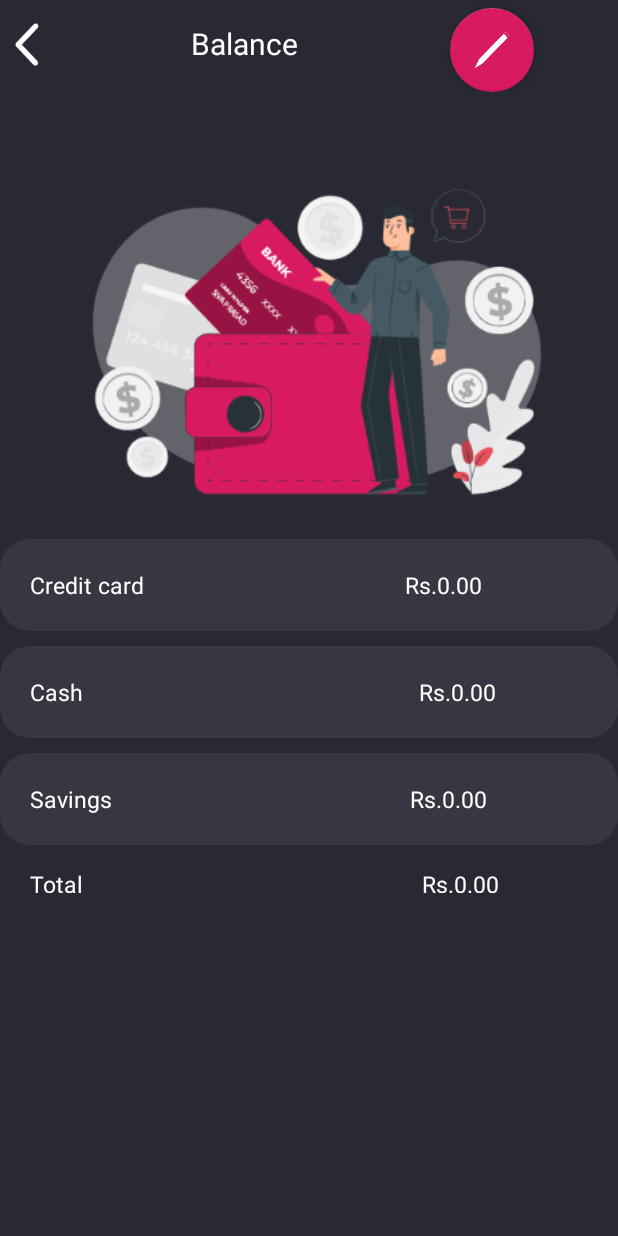
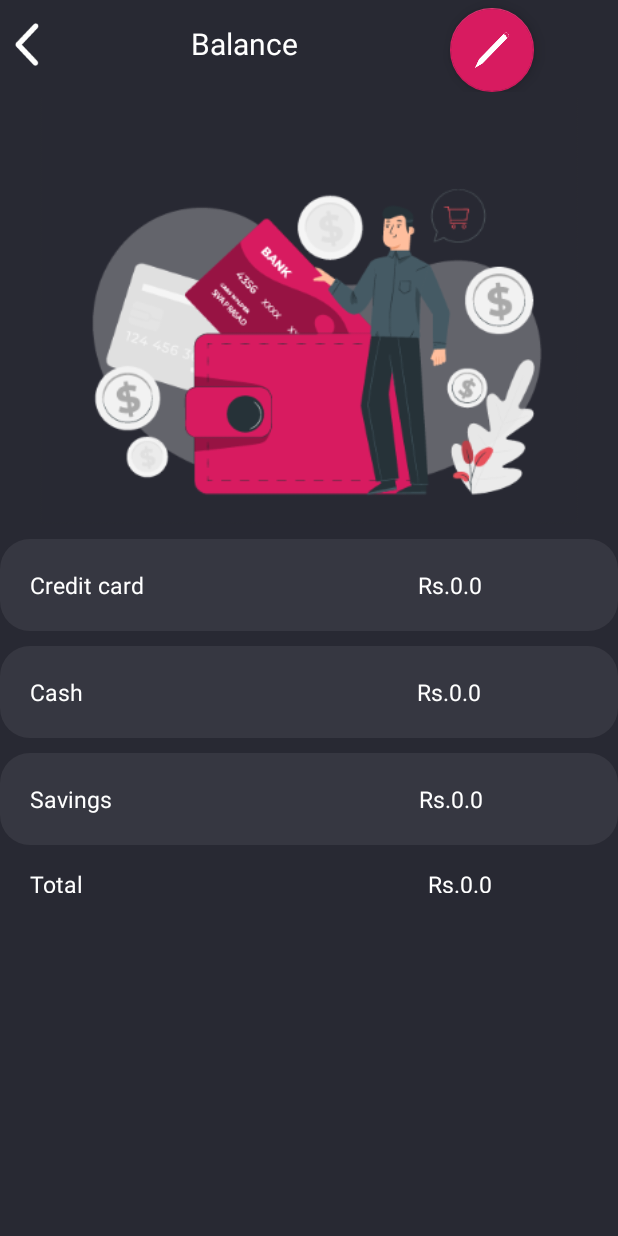
Before and after one commit to thisisaish/FinanceTracker, an Android app: the BalanceActivity screen opened directly, with no data from a screen before it, on a phone screen of 412 x 824 dp. Run offline under Robolectric (Android 15) with nearby library versions, the phone set to English and light mode, and no system bars; libraries missing offline, so code that uses them is left out: jxl.write.

Commit message:
Balance updates available

```diff
--- a/app/src/main/AndroidManifest.xml
+++ b/app/src/main/AndroidManifest.xml
@@ -19,7 +19,7 @@
                 <category android:name="android.intent.category.LAUNCHER" />
             </intent-filter>
         </activity>
-        <activity android:name=".Expentiture">
+        <activity android:name=".ExpentitureActivity">
         </activity>
         <activity android:name=".BalanceActivity"></activity>
         <activity android:name=".ReportsActivity"></activity>
--- a/app/src/main/java/sample/example/com/financetracker/BalanceFragment.java
+++ b/app/src/main/java/sample/example/com/financetracker/BalanceFragment.java
@@ -1,19 +1,52 @@
 package sample.example.com.financetracker;
 
+import android.content.Intent;
 import android.os.Bundle;
 import android.view.LayoutInflater;
 import android.view.View;
 import android.view.ViewGroup;
+import android.widget.ImageButton;
+import android.widget.TextView;
 
 import androidx.annotation.NonNull;
 import androidx.annotation.Nullable;
 import androidx.fragment.app.Fragment;
+import androidx.fragment.app.FragmentManager;
+import androidx.fragment.app.FragmentTransaction;
 
 public class BalanceFragment extends Fragment {
+
+    TextView credit,cash,savings,totalView;
+    Float[] balance;
+
     @Nullable
     @Override
     public View onCreateView(@NonNull LayoutInflater inflater, @Nullable ViewGroup container, @Nullable Bundle savedInstanceState) {
         View view = inflater.inflate(R.layout.fragment_balance,container,false);
+
+        credit = view.findViewById(R.id.cc_value);
+        cash = view.findViewById(R.id.cash_value);
+        savings = view.findViewById(R.id.savings_value);
+        totalView = view.findViewById(R.id.total_value);
+
+        StoreBalance storeBalance = new StoreBalance();
+        balance = storeBalance.getBalance();
+        credit.setText("Rs."+balance[0]);
+        cash.setText("Rs."+balance[1]);
+        savings.setText("Rs."+balance[2]);
+
+        Float total = balance[0]+balance[1]+balance[2];
+        totalView.setText("Rs."+total);
+
+//        ImageButton back = getActivity().findViewById(R.id.button);
+//        back.setOnClickListener(new View.OnClickListener() {
+//            @Override
+//            public void onClick(View view) {
+//                Intent home = new Intent(getContext(), MainActivity.class);
+//                startActivity(home);
+//            }
+//        });
+
         return view;
     }
 }
--- a/app/src/main/java/sample/example/com/financetracker/Expentiture.java
+++ b/app/src/main/java/sample/example/com/financetracker/ExpentitureActivity.java
@@ -17,7 +17,7 @@ import static sample.example.com.financetracker.Transactions.printList;
 import static sample.example.com.financetracker.Transactions.removeJunks;
 import static sample.example.com.financetracker.R.color.transparent;
 
-public class Expentiture extends FragmentActivity {
+public class ExpentitureActivity extends FragmentActivity {
 
     protected static String fileName,sheetName;
 
@@ -30,7 +30,7 @@ public class Expentiture extends FragmentActivity {
     @Override
     protected void onCreate(@Nullable Bundle savedInstanceState) {
         super.onCreate(savedInstanceState);
-        setContentView(R.layout.expenditures_fragment);
+        setContentView(R.layout.activity_expenditure);
 
         FragmentManager fragmentManager = getSupportFragmentManager();
         FragmentTransaction fragmentTransaction = fragmentManager.beginTransaction();
--- a/app/src/main/res/layout/expenditures_fragment.xml
+++ b/app/src/main/res/layout/activity_expenditure.xml
@@ -15,7 +15,8 @@
         android:textSize="20sp"
         android:padding="12dp"
         android:textColor="@color/textColor"
-        android:textAlignment="center"/>
+        android:textAlignment="center"
+        android:gravity="center_horizontal" />
 
         <LinearLayout
         android:layout_width="wrap_content"
@@ -46,7 +47,8 @@
             android:background="#00FFFFFF"
             android:layout_marginLeft="10dp"
             android:paddingLeft="20dp"
-            android:paddingRight="20dp"/>
+            android:paddingRight="20dp"
+            android:focusedByDefault="true"/>
 
         <Button
             android:id="@+id/savings"
--- a/app/src/main/res/layout/fragment_balance.xml
+++ b/app/src/main/res/layout/fragment_balance.xml
@@ -59,7 +59,7 @@
             android:layout_width="130dp"
             android:layout_height="wrap_content"
             android:text="Rs.0.00"
-            android:layout_marginLeft="125dp"
+            android:layout_marginLeft="115dp"
             android:textAlignment="viewEnd"
             android:textColor="@color/textColor"
             android:textSize="15sp"
@@ -87,7 +87,7 @@
             android:layout_width="130dp"
             android:layout_height="wrap_content"
             android:text="Rs.0.00"
-            android:layout_marginLeft="100dp"
+            android:layout_marginLeft="97dp"
             android:textAlignment="viewEnd"
             android:textColor="@color/textColor"
             android:textSize="15sp"
@@ -114,7 +114,7 @@
             android:layout_width="147dp"
             android:layout_height="wrap_content"
             android:text="Rs.0.00"
-            android:layout_marginLeft="130dp"
+            android:layout_marginLeft="125dp"
             android:textAlignment="viewEnd"
             android:textColor="@color/textColor"
             android:textSize="15sp"
```
Also changed, not shown: app/src/main/java/sample/example/com/financetracker/BalanceActivity.java (+32 -9 lines), app/src/main/java/sample/example/com/financetracker/BalanceUpdateFragment.java (+28 -2 lines), app/src/main/java/sample/example/com/financetracker/MainActivity.java (+19 -18 lines), app/src/main/java/sample/example/com/financetracker/StoreBalance.java (added, +113 -0 lines).
